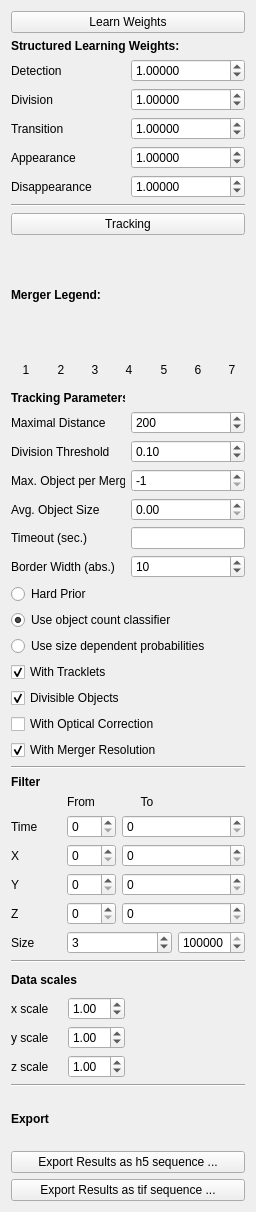
Old version of the form ilastik/applets/tracking/structured/drawer.ui in the repository ilastikdev/ilastik.
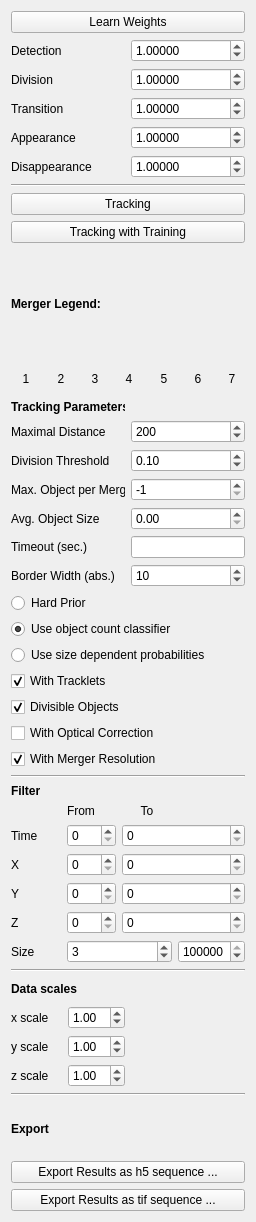
New version of the form.

The edit to the form file:
```diff
--- a/ilastik/applets/tracking/structured/drawer.ui
+++ b/ilastik/applets/tracking/structured/drawer.ui
@@ -7,7 +7,7 @@
     <x>0</x>
     <y>0</y>
     <width>256</width>
-    <height>1212</height>
+    <height>1222</height>
    </rect>
   </property>
   <property name="sizePolicy">
@@ -32,30 +32,7 @@
    <string>Form</string>
   </property>
   <layout class="QGridLayout" name="gridLayout_2">
-   <item row="0" column="0" colspan="2">
-    <widget class="QPushButton" name="StructuredLearningButton">
-     <property name="styleSheet">
-      <string notr="true"/>
-     </property>
-     <property name="text">
-      <string>Learn Weights</string>
-     </property>
-    </widget>
-   </item>
-   <item row="1" column="0" colspan="2">
-    <widget class="QLabel" name="label_24">
-     <property name="sizePolicy">
-      <sizepolicy hsizetype="Preferred" vsizetype="Fixed">
-       <horstretch>0</horstretch>
-       <verstretch>0</verstretch>
-      </sizepolicy>
-     </property>
-     <property name="text">
-      <string>&lt;html&gt;&lt;head/&gt;&lt;body&gt;&lt;p&gt;&lt;span style=&quot; font-weight:600;&quot;&gt;Structured Learning Weights:&lt;/span&gt;&lt;/p&gt;&lt;/body&gt;&lt;/html&gt;</string>
-     </property>
-    </widget>
-   </item>
-   <item row="2" column="0">
+   <item row="1" column="0">
     <widget class="QLabel" name="label_26">
      <property name="toolTip">
       <string>&lt;html&gt;&lt;head/&gt;&lt;body&gt;&lt;p&gt;The weight to&lt;span style=&quot; font-weight:600;&quot;&gt; balance division probabilities&lt;/span&gt; against transitions and detections. High values (≥10) give more weight to the division classifier, low values (≤10) will weigh the transition and detection probabilities higher than the division probabilities.&lt;/p&gt;&lt;/body&gt;&lt;/html&gt;</string>
@@ -65,7 +42,7 @@
      </property>
     </widget>
    </item>
-   <item row="2" column="1">
+   <item row="1" column="1">
     <widget class="QDoubleSpinBox" name="detWeightBox">
      <property name="decimals">
       <number>5</number>
@@ -81,7 +58,7 @@
      </property>
     </widget>
    </item>
-   <item row="3" column="0">
+   <item row="2" column="0">
     <widget class="QLabel" name="label_6">
      <property name="toolTip">
       <string>&lt;html&gt;&lt;head/&gt;&lt;body&gt;&lt;p&gt;The weight to&lt;span style=&quot; font-weight:600;&quot;&gt; balance division probabilities&lt;/span&gt; against transitions and detections. High values (≥10) give more weight to the division classifier, low values (≤10) will weigh the transition and detection probabilities higher than the division probabilities.&lt;/p&gt;&lt;/body&gt;&lt;/html&gt;</string>
@@ -91,7 +68,7 @@
      </property>
     </widget>
    </item>
-   <item row="3" column="1">
+   <item row="2" column="1">
     <widget class="QDoubleSpinBox" name="divWeightBox">
      <property name="decimals">
       <number>5</number>
@@ -107,7 +84,7 @@
      </property>
     </widget>
    </item>
-   <item row="4" column="0">
+   <item row="3" column="0">
     <widget class="QLabel" name="label_7">
      <property name="toolTip">
       <string>&lt;html&gt;&lt;head/&gt;&lt;body&gt;&lt;p&gt;The weight to&lt;span style=&quot; font-weight:600;&quot;&gt; balance transition probabilities&lt;/span&gt; against divisions and detections. High values (≥10) will make transitions overrule division and detection probabilities, low values (≤10) will weigh detection and division classifier higher than transition probabilities.&lt;/p&gt;&lt;/body&gt;&lt;/html&gt;</string>
@@ -117,7 +94,7 @@
      </property>
     </widget>
    </item>
-   <item row="4" column="1">
+   <item row="3" column="1">
     <widget class="QDoubleSpinBox" name="transWeightBox">
      <property name="decimals">
       <number>5</number>
@@ -133,7 +110,7 @@
      </property>
     </widget>
    </item>
-   <item row="5" column="0">
+   <item row="4" column="0">
     <widget class="QLabel" name="label_22">
      <property name="toolTip">
       <string>&lt;html&gt;&lt;head/&gt;&lt;body&gt;&lt;p&gt;Costs to allow one object to &lt;span style=&quot; font-weight:600;&quot;&gt;appear&lt;/span&gt;, i.e. to start a new track other than at the beginning of the time range or the borders of the field of view. High values (≥500) forbid object appearances if possible.&lt;/p&gt;&lt;/body&gt;&lt;/html&gt;</string>
@@ -143,7 +120,7 @@
      </property>
     </widget>
    </item>
-   <item row="5" column="1">
+   <item row="4" column="1">
     <widget class="QDoubleSpinBox" name="appearanceBox">
      <property name="decimals">
       <number>5</number>
@@ -159,7 +136,7 @@
      </property>
     </widget>
    </item>
-   <item row="6" column="0">
+   <item row="5" column="0">
     <widget class="QLabel" name="label_23">
      <property name="toolTip">
       <string>&lt;html&gt;&lt;head/&gt;&lt;body&gt;&lt;p&gt;Costs to allow one object to &lt;span style=&quot; font-weight:600;&quot;&gt;disappear&lt;/span&gt;, i.e. to terminate an existing track other than at the end of the time range or the borders of the field of view. High values (≥500) forbid object disappearances if possible.&lt;/p&gt;&lt;/body&gt;&lt;/html&gt;</string>
@@ -169,7 +146,7 @@
      </property>
     </widget>
    </item>
-   <item row="6" column="1">
+   <item row="5" column="1">
     <widget class="QDoubleSpinBox" name="disappearanceBox">
      <property name="decimals">
       <number>5</number>
@@ -185,7 +162,7 @@
      </property>
     </widget>
    </item>
-   <item row="7" column="0" colspan="2">
+   <item row="6" column="0" colspan="2">
     <widget class="Line" name="line_4">
      <property name="orientation">
       <enum>Qt::Horizontal</enum>
@@ -193,12 +170,18 @@
     </widget>
    </item>
    <item row="8" column="0" colspan="2">
-    <widget class="QPushButton" name="TrackButton">
+    <widget class="QPushButton" name="TrackButtonWithTraing">
+     <property name="sizePolicy">
+      <sizepolicy hsizetype="Minimum" vsizetype="Fixed">
+       <horstretch>0</horstretch>
+       <verstretch>0</verstretch>
+      </sizepolicy>
+     </property>
      <property name="styleSheet">
       <string notr="true"/>
      </property>
      <property name="text">
-      <string>Tracking</string>
+      <string>Tracking with Training</string>
      </property>
     </widget>
    </item>
@@ -931,6 +914,38 @@
      </item>
     </layout>
    </item>
+   <item row="0" column="0" colspan="2">
+    <widget class="QPushButton" name="StructuredLearningButton">
+     <property name="sizePolicy">
+      <sizepolicy hsizetype="Minimum" vsizetype="Fixed">
+       <horstretch>0</horstretch>
+       <verstretch>0</verstretch>
+      </sizepolicy>
+     </property>
+     <property name="styleSheet">
+      <string notr="true"/>
+     </property>
+     <property name="text">
+      <string>Learn Weights</string>
+     </property>
+    </widget>
+   </item>
+   <item row="7" column="0" colspan="2">
+    <widget class="QPushButton" name="TrackButton">
+     <property name="sizePolicy">
+      <sizepolicy hsizetype="Minimum" vsizetype="Fixed">
+       <horstretch>0</horstretch>
+       <verstretch>0</verstretch>
+      </sizepolicy>
+     </property>
+     <property name="styleSheet">
+      <string notr="true"/>
+     </property>
+     <property name="text">
+      <string>Tracking</string>
+     </property>
+    </widget>
+   </item>
   </layout>
  </widget>
  <tabstops>
```
